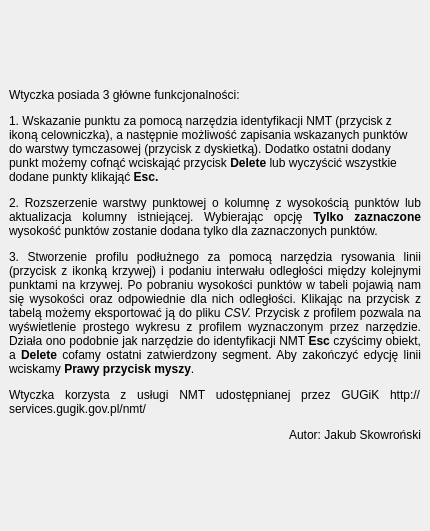
First picture: the form in gissupport_plugin/modules/gugik_nmt/gui/info_dialog.ui, repository gis-support/gis-support-plugin, before the edit.
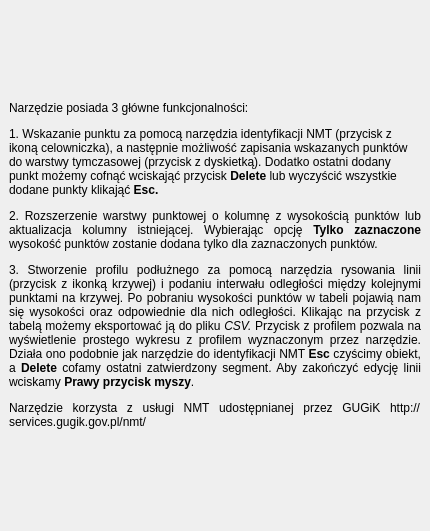
Second picture: the form after the edit.

Commit message: Dostosowanie wtyczki do pobierania wielu punktów na raz + dodanie nowej biblioteki do generowania wykresów

What changed in the file:
```diff
--- a/gissupport_plugin/modules/gugik_nmt/gui/info_dialog.ui
+++ b/gissupport_plugin/modules/gugik_nmt/gui/info_dialog.ui
@@ -56,7 +56,7 @@
       </size>
      </property>
      <property name="text">
-      <string>&lt;html&gt;&lt;head/&gt;&lt;body&gt;&lt;p&gt;Wtyczka posiada 3 główne funkcjonalności:&lt;/p&gt;&lt;p&gt;1. Wskazanie punktu za pomocą narzędzia identyfikacji NMT (przycisk z ikoną celowniczka), a następnie możliwość zapisania wskazanych punktów do warstwy tymczasowej (przycisk z dyskietką). Dodatko ostatni dodany punkt możemy cofnąć wciskająć przycisk &lt;span style=&quot; font-weight:600;&quot;&gt;Delete &lt;/span&gt;lub wyczyścić wszystkie dodane punkty klikająć &lt;span style=&quot; font-weight:600;&quot;&gt;Esc.&lt;/span&gt;&lt;/p&gt;&lt;p align=&quot;justify&quot;&gt;2. Rozszerzenie warstwy punktowej o kolumnę z wysokością punktów lub aktualizacja kolumny istniejącej. Wybierając opcję &lt;span style=&quot; font-weight:600;&quot;&gt;Tylko zaznaczone &lt;/span&gt;wysokość punktów zostanie dodana tylko dla zaznaczonych punktów.&lt;/p&gt;&lt;p align=&quot;justify&quot;&gt;3. Stworzenie profilu podłużnego za pomocą narzędzia rysowania linii (przycisk z ikonką krzywej) i podaniu interwału odległości między kolejnymi punktami na krzywej. Po pobraniu wysokości punktów w tabeli pojawią nam się wysokości oraz odpowiednie dla nich odległości. Klikając na przycisk z tabelą możemy eksportować ją do pliku &lt;span style=&quot; font-style:italic;&quot;&gt;CSV. &lt;/span&gt;Przycisk z profilem pozwala na wyświetlenie prostego wykresu z profilem wyznaczonym przez narzędzie. Działa ono podobnie jak narzędzie do identyfikacji NMT &lt;span style=&quot; font-weight:600;&quot;&gt;Esc&lt;/span&gt; czyścimy obiekt, a &lt;span style=&quot; font-weight:600;&quot;&gt;Delete&lt;/span&gt; cofamy ostatni zatwierdzony segment. Aby zakończyć edycję linii wciskamy &lt;span style=&quot; font-weight:600;&quot;&gt;Prawy przycisk myszy&lt;/span&gt;.&lt;/p&gt;&lt;p align=&quot;justify&quot;&gt;Wtyczka korzysta z usługi NMT udostępnianej przez GUGiK http://services.gugik.gov.pl/nmt/&lt;/p&gt;&lt;p align=&quot;right&quot;&gt;Autor: Jakub Skowroński&lt;/p&gt;&lt;/body&gt;&lt;/html&gt;</string>
+      <string>&lt;html&gt;&lt;head/&gt;&lt;body&gt;&lt;p&gt;Narzędzie posiada 3 główne funkcjonalności:&lt;/p&gt;&lt;p&gt;1. Wskazanie punktu za pomocą narzędzia identyfikacji NMT (przycisk z ikoną celowniczka), a następnie możliwość zapisania wskazanych punktów do warstwy tymczasowej (przycisk z dyskietką). Dodatko ostatni dodany punkt możemy cofnąć wciskająć przycisk &lt;span style=&quot; font-weight:600;&quot;&gt;Delete &lt;/span&gt;lub wyczyścić wszystkie dodane punkty klikająć &lt;span style=&quot; font-weight:600;&quot;&gt;Esc.&lt;/span&gt;&lt;/p&gt;&lt;p align=&quot;justify&quot;&gt;2. Rozszerzenie warstwy punktowej o kolumnę z wysokością punktów lub aktualizacja kolumny istniejącej. Wybierając opcję &lt;span style=&quot; font-weight:600;&quot;&gt;Tylko zaznaczone &lt;/span&gt;wysokość punktów zostanie dodana tylko dla zaznaczonych punktów.&lt;/p&gt;&lt;p align=&quot;justify&quot;&gt;3. Stworzenie profilu podłużnego za pomocą narzędzia rysowania linii (przycisk z ikonką krzywej) i podaniu interwału odległości między kolejnymi punktami na krzywej. Po pobraniu wysokości punktów w tabeli pojawią nam się wysokości oraz odpowiednie dla nich odległości. Klikając na przycisk z tabelą możemy eksportować ją do pliku &lt;span style=&quot; font-style:italic;&quot;&gt;CSV. &lt;/span&gt;Przycisk z profilem pozwala na wyświetlenie prostego wykresu z profilem wyznaczonym przez narzędzie. Działa ono podobnie jak narzędzie do identyfikacji NMT &lt;span style=&quot; font-weight:600;&quot;&gt;Esc&lt;/span&gt; czyścimy obiekt, a &lt;span style=&quot; font-weight:600;&quot;&gt;Delete&lt;/span&gt; cofamy ostatni zatwierdzony segment. Aby zakończyć edycję linii wciskamy &lt;span style=&quot; font-weight:600;&quot;&gt;Prawy przycisk myszy&lt;/span&gt;.&lt;/p&gt;&lt;p align=&quot;justify&quot;&gt;Narzędzie korzysta z usługi NMT udostępnianej przez GUGiK http://services.gugik.gov.pl/nmt/&lt;/p&gt;&lt;/body&gt;&lt;/html&gt;</string>
      </property>
      <property name="wordWrap">
       <bool>true</bool>
```
Left out of the diff: 2 changed lines with no effect on the pictures. The commit also changes 327 other files.
